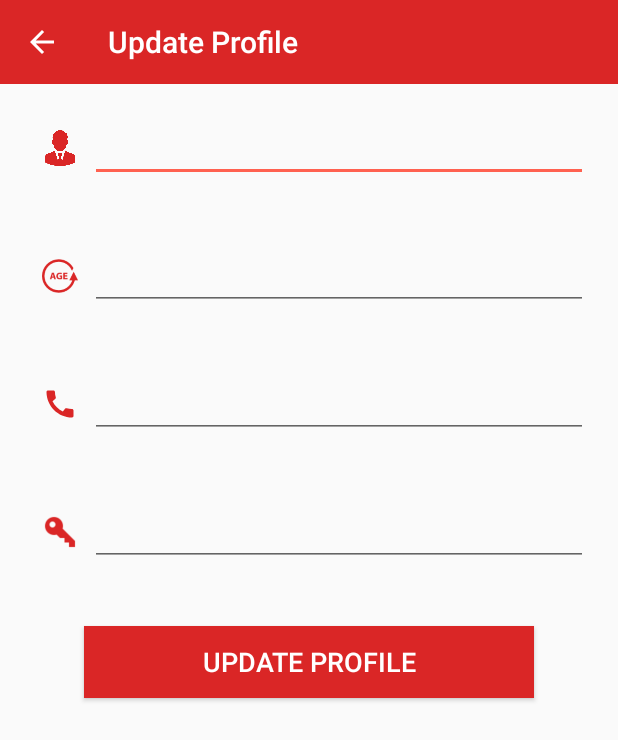
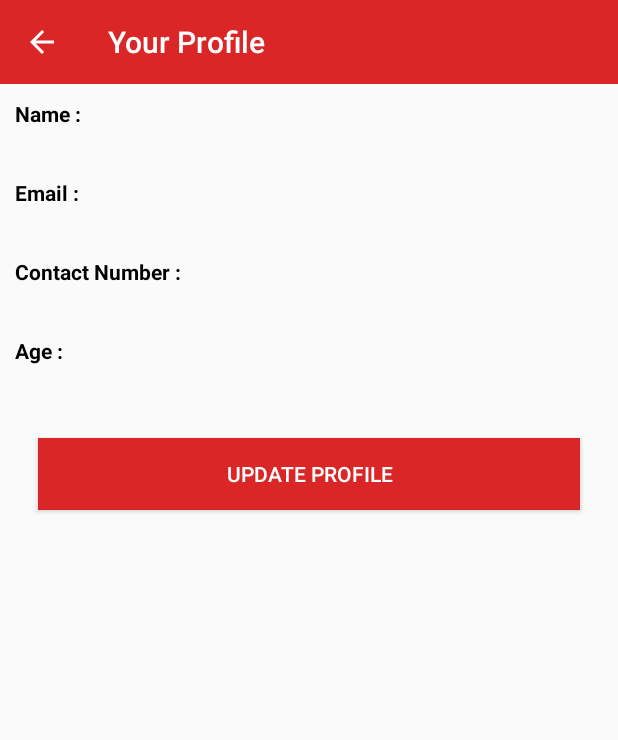
Before and after one commit to Gulsher6862/NewFirstAid, an Android app: the UpdateProfile screen opened directly, with no data from a screen before it, on a phone screen of 412 x 824 dp. Shown: the top 740 px of the screen. Run offline under Robolectric (Android 15) with nearby library versions, the light colour scheme and no system bars; our stand-ins replace Firebase (no records; nobody signed in at launch, a user with empty details on screens opened directly); Roboto replaces fonts that are not available here; 9 statements that could not run were skipped.

Commit message:
Profile Screen and quiz score changes

```diff
--- a/app/src/main/java/com/example/firstaid/QuizScore.java
+++ b/app/src/main/java/com/example/firstaid/QuizScore.java
@@ -44,7 +44,7 @@ public class QuizScore extends AppCompatActivity {
         }
 
         score = findViewById(R.id.score);
-        score.setText(String.valueOf(getIntent().getIntExtra("total_score",0)));
+        score.setText(getIntent().getIntExtra("total_score",0)+"/"+getIntent().getIntExtra("total_ques",0));
 
     }
 }
--- a/app/src/main/java/com/example/firstaid/QuizScreen.java
+++ b/app/src/main/java/com/example/firstaid/QuizScreen.java
@@ -83,6 +83,7 @@ public class QuizScreen extends AppCompatActivity {
                 else {
                     Intent i = new Intent(QuizScreen.this,QuizScore.class);
                     i.putExtra("total_score",total_score);
+                    i.putExtra("total_ques",list.size());
                     startActivity(i);
                     finish();
                 }
--- a/app/src/main/java/com/example/firstaid/UpdateProfile.java
+++ b/app/src/main/java/com/example/firstaid/UpdateProfile.java
@@ -6,6 +6,9 @@ import android.os.Bundle;
 import android.view.View;
 import android.widget.Button;
 import android.widget.EditText;
+import android.widget.LinearLayout;
+import android.widget.ScrollView;
+import android.widget.TextView;
 import android.widget.Toast;
 
 import androidx.annotation.NonNull;
@@ -28,9 +31,11 @@ public class UpdateProfile extends AppCompatActivity {
 
     Toolbar toolbar;
     EditText name, age, phone, password;
-    Button update;
+    Button update, upbtn;
     String user_email;
-
+    TextView uname, uemail, uphone, uage;
+    LinearLayout profile_ll;
+    ScrollView update_ll;
     private FirebaseAuth mAuth;
     private FirebaseFirestore db;
 
@@ -57,6 +62,12 @@ public class UpdateProfile extends AppCompatActivity {
         age = findViewById(R.id.agetext);
         phone = findViewById(R.id.phonenum);
         password = findViewById(R.id.password);
+        update_ll = findViewById(R.id.update_ll);
+        profile_ll = findViewById(R.id.profile_ll);
+        uname = findViewById(R.id.name);
+        uage = findViewById(R.id.age);
+        uphone = findViewById(R.id.phone);
+        uemail = findViewById(R.id.email);
 
         update = findViewById(R.id.btnupdate);
 
@@ -73,6 +84,16 @@ public class UpdateProfile extends AppCompatActivity {
             }
         });
 
+        upbtn = findViewById(R.id.upbtn);
+
+        upbtn.setOnClickListener(new View.OnClickListener() {
+            @Override
+            public void onClick(View view) {
+                profile_ll.setVisibility(View.GONE);
+                update_ll.setVisibility(View.VISIBLE);
+            }
+        });
+
         db.collection("users")
                 .document(mAuth.getCurrentUser().getUid())
                 .get()
@@ -85,6 +106,11 @@ public class UpdateProfile extends AppCompatActivity {
                         phone.setText(document.get("phone").toString());
                         password.setText(document.get("password").toString());
                         user_email = document.get("email").toString();
+
+                        uname.setText(document.get("username").toString());
+                        uage.setText(document.get("age").toString());
+                        uemail.setText(document.get("email").toString());
+                        uphone.setText(document.get("phone").toString());
                     }
                 });
     }
--- a/app/src/main/res/layout/activity_update_profile.xml
+++ b/app/src/main/res/layout/activity_update_profile.xml
@@ -20,14 +20,112 @@
             android:background="?attr/colorPrimary"
             app:popupTheme="@style/ThemeOverlay.AppCompat.Light"
             app:navigationIcon="@drawable/back"
-            app:title="Update Profile"/>
+            app:title="Your Profile"/>
 
     </com.google.android.material.appbar.AppBarLayout>
 
-    <ScrollView
+    <LinearLayout
+        android:id="@+id/profile_ll"
         android:layout_width="match_parent"
         android:layout_height="match_parent"
-        android:fillViewport="true">
+        android:orientation="vertical">
+
+        <TextView
+            android:layout_width="match_parent"
+            android:layout_height="wrap_content"
+            android:text="Name :"
+            android:layout_marginStart="10dp"
+            android:layout_marginEnd="10dp"
+            android:layout_marginTop="10dp"
+            android:textSize="14sp"
+            android:textColor="@color/colorBlack"
+            android:textStyle="bold"/>
+
+        <TextView
+            android:id="@+id/name"
+            android:layout_width="match_parent"
+            android:layout_height="wrap_content"
+            android:layout_marginStart="10dp"
+            android:layout_marginEnd="10dp"
+            android:layout_marginTop="4dp"
+            android:textSize="14sp" />
+
+        <TextView
+            android:layout_width="match_parent"
+            android:layout_height="wrap_content"
+            android:text="Email :"
+            android:layout_marginStart="10dp"
+            android:layout_marginEnd="10dp"
+            android:layout_marginTop="10dp"
+            android:textSize="14sp"
+            android:textColor="@color/colorBlack"
+            android:textStyle="bold"/>
+
+        <TextView
+            android:id="@+id/email"
+            android:layout_width="match_parent"
+            android:layout_height="wrap_content"
+            android:layout_marginStart="10dp"
+            android:layout_marginEnd="10dp"
+            android:layout_marginTop="4dp"
+            android:textSize="14sp" />
+
+        <TextView
+            android:layout_width="match_parent"
+            android:layout_height="wrap_content"
+            android:text="Contact Number :"
+            android:layout_marginStart="10dp"
+            android:layout_marginEnd="10dp"
+            android:layout_marginTop="10dp"
+            android:textSize="14sp"
+            android:textColor="@color/colorBlack"
+            android:textStyle="bold"/>
+
+        <TextView
+            android:id="@+id/phone"
+            android:layout_width="match_parent"
+            android:layout_height="wrap_content"
+            android:layout_marginStart="10dp"
+            android:layout_marginEnd="10dp"
+            android:layout_marginTop="4dp"
+            android:textSize="14sp" />
+
+        <TextView
+            android:layout_width="match_parent"
+            android:layout_height="wrap_content"
+            android:text="Age :"
+            android:layout_marginStart="10dp"
+            android:layout_marginEnd="10dp"
+            android:layout_marginTop="10dp"
+            android:textSize="14sp"
+            android:textColor="@color/colorBlack"
+            android:textStyle="bold"/>
+
+        <TextView
+            android:id="@+id/age"
+            android:layout_width="match_parent"
+            android:layout_height="wrap_content"
+            android:layout_marginStart="10dp"
+            android:layout_marginEnd="10dp"
+            android:layout_marginTop="4dp"
+            android:textSize="14sp" />
+
+        <Button
+            android:id="@+id/upbtn"
+            android:layout_width="match_parent"
+            android:layout_height="wrap_content"
+            android:background="@color/colorPrimary"
+            android:layout_margin="25dp"
+            android:text="Update Profile"
+            android:textColor="@color/colorWhite"/>
+    </LinearLayout>
+
+    <ScrollView
+        android:id="@+id/update_ll"
+        android:layout_width="match_parent"
+        android:layout_height="match_parent"
+        android:fillViewport="true"
+        android:visibility="gone">
 
         <LinearLayout
             android:layout_width="match_parent"
--- a/app/src/main/res/menu/drawer_menu.xml
+++ b/app/src/main/res/menu/drawer_menu.xml
@@ -12,7 +12,7 @@
         android:iconTint="@color/colorBlack"/>
 
     <item android:id="@+id/profile"
-        android:title="Update Profile"
+        android:title="Profile"
         android:icon="@drawable/profile"
         android:iconTint="@color/colorBlack"/>
 
```
